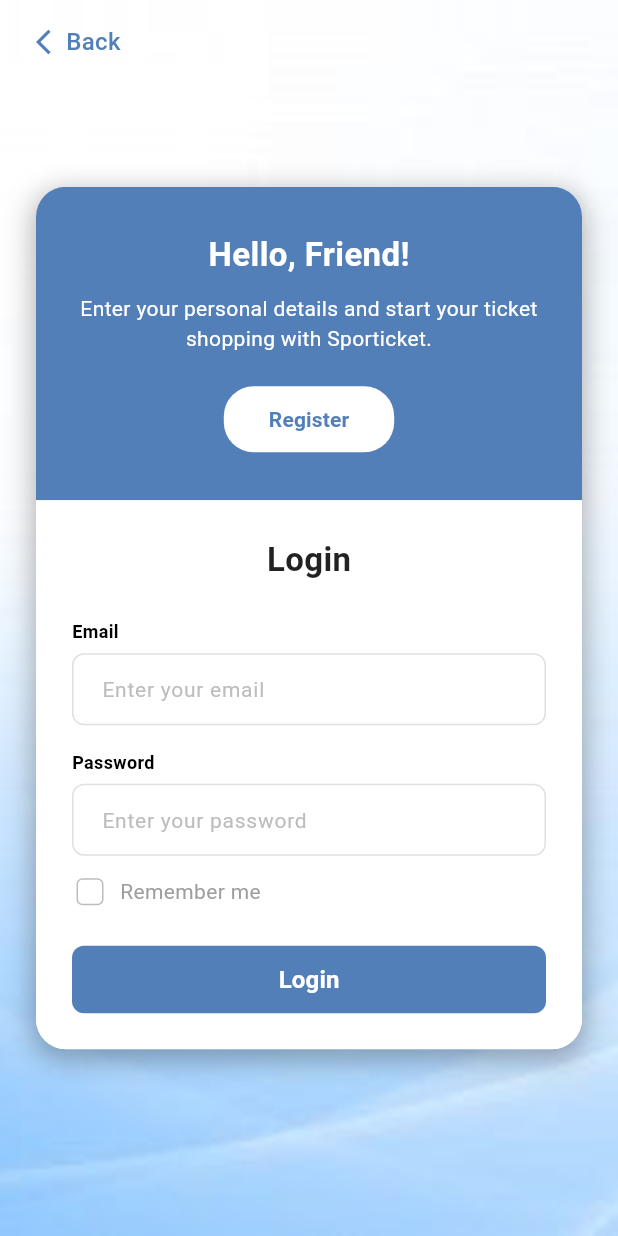
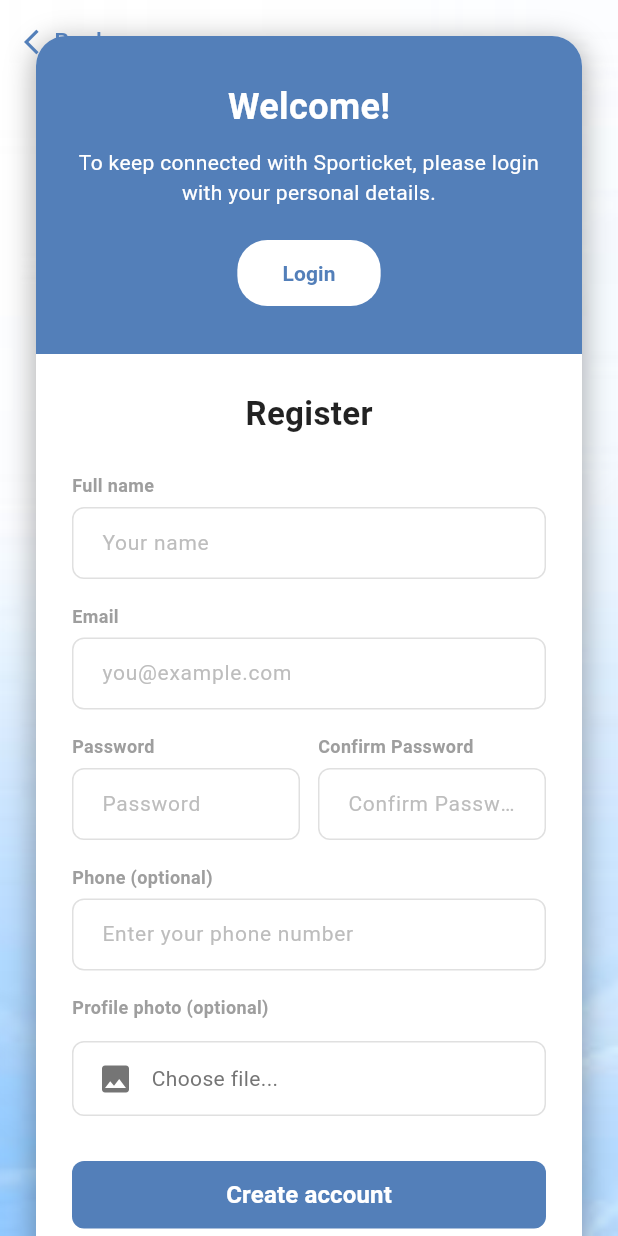
Before and after one commit to pbp-kelompok-a02/sporticket-mobile, a Flutter app: the screen it shows after launch, after a tap on "Register", on a phone screen of 412 x 824 dp. Run offline on Flutter 3.47's test engine with Material 3 defaults, Android fonts, the phone set to English and light mode, and no system bars; our stand-ins replace image_picker; missing offline and left inert: pbp_django_auth.

Commit message:
Mengimplementasikan Register

```diff
--- a/lib/screens/login_page.dart
+++ b/lib/screens/login_page.dart
@@ -1,6 +1,7 @@
 import 'package:flutter/material.dart';
 import 'package:pbp_django_auth/pbp_django_auth.dart';
 import 'package:provider/provider.dart';
+import 'package:sporticket_mobile/screens/register_page.dart';
 
 class LoginPage extends StatefulWidget {
   const LoginPage({super.key});
@@ -21,13 +22,11 @@ class _LoginPageState extends State<LoginPage> {
     final Color primaryBlue = Theme.of(context).colorScheme.primary;
 
     return Scaffold(
-      // ini agar body memanjang ke belakang AppBar agar background full screen
       extendBodyBehindAppBar: true,
-
       appBar: AppBar(
         backgroundColor: Colors.transparent,
         elevation: 0,
-        leadingWidth: 100, // agar ada space untuk tombol "Back"
+        leadingWidth: 100,
         leading: InkWell(
           onTap: () => Navigator.pop(context),
           borderRadius: BorderRadius.circular(20),
@@ -112,8 +111,7 @@ class _LoginPageState extends State<LoginPage> {
                                 const SizedBox(height: 20),
                                 ElevatedButton(
                                   onPressed: () {
-                                    // TODO: mengarah ke halaman Register
-                                    // Navigator.push(context, MaterialPageRoute(builder: (context) => const RegisterPage()));
+                                    Navigator.push(context, MaterialPageRoute(builder: (context) => const RegisterPage()));
                                   },
                                   style: ElevatedButton.styleFrom(
                                     backgroundColor: Colors.white,
@@ -210,8 +208,6 @@ class _LoginPageState extends State<LoginPage> {
                                 ),
 
                                 const SizedBox(height: 12),
-
-                                // checkbox remember me
                                 Row(
                                   children: [
                                     SizedBox(
@@ -232,9 +228,12 @@ class _LoginPageState extends State<LoginPage> {
                                       ),
                                     ),
                                     const SizedBox(width: 8),
-                                    const Text(
+                                    const Expanded(
+                                      child: Text(
                                         "Remember me",
                                         style: TextStyle(color: Colors.grey, fontSize: 14),
+                                        overflow: TextOverflow.ellipsis,
+                                      ),
                                     ),
                                   ],
                                 ),
@@ -259,31 +258,44 @@ class _LoginPageState extends State<LoginPage> {
                                       onPressed: () async {
                                         setState(() => _isLoading = true);
 
-                                        // TODO: ganti jadi link pws
+                                        try {
+                                          // TODO: ganti jd link pws
                                           final response = await request.login(
-                                          "http://10.0.2.2:8000/account/login-mobile/",
+                                            "http://127.0.0.1:8000/account/login-mobile/",
                                             {
                                               'username': _emailController.text,
                                               'password': _passwordController.text,
-                                            'remember_me': _rememberMe,
+                                              'remember_me': _rememberMe.toString(),
                                             },
                                           );
 
+                                          if (context.mounted) {
                                             setState(() => _isLoading = false);
 
                                             if (request.loggedIn) {
-                                          if (context.mounted) {
                                               ScaffoldMessenger.of(context).showSnackBar(SnackBar(
                                                 content: Text("Welcome ${response['username']}!"),
                                                 backgroundColor: Colors.green,
                                                 behavior: SnackBarBehavior.floating,
                                               ));
-                                            Navigator.pop(context);
-                                          }
+
+                                              Navigator.pushReplacement(
+                                                context,
+                                                MaterialPageRoute(builder: (context) => const LoginPage()), // Ganti ke halaman Home jika sudah ada
+                                              );
                                             } else {
-                                          if (context.mounted) {
                                               ScaffoldMessenger.of(context).showSnackBar(SnackBar(
                                                 content: Text(response['message'] ?? "Login failed"),
+                                                backgroundColor: Colors.red,
+                                                behavior: SnackBarBehavior.floating,
+                                              ));
+                                            }
+                                          }
+                                        } catch (e) {
+                                          if (context.mounted) {
+                                            setState(() => _isLoading = false);
+                                            ScaffoldMessenger.of(context).showSnackBar(SnackBar(
+                                              content: Text("Error: $e"),
                                               backgroundColor: Colors.red,
                                               behavior: SnackBarBehavior.floating,
                                             ));
--- /dev/null
+++ b/lib/screens/register_page.dart
@@ -0,0 +1,378 @@
+import 'dart:io';
+import 'package:flutter/material.dart';
+import 'package:image_picker/image_picker.dart';
+import 'package:http/http.dart' as http;
+import 'dart:convert';
+import 'package:sporticket_mobile/screens/login_page.dart';
+
+class RegisterPage extends StatefulWidget {
+  const RegisterPage({super.key});
+
+  @override
+  State<RegisterPage> createState() => _RegisterPageState();
+}
+
+class _RegisterPageState extends State<RegisterPage> {
+  final TextEditingController _nameController = TextEditingController();
+  final TextEditingController _emailController = TextEditingController();
+  final TextEditingController _phoneController = TextEditingController();
+  final TextEditingController _passwordController = TextEditingController();
+  final TextEditingController _confirmPasswordController = TextEditingController();
+
+  File? _imageFile; // variabel penyimpan file foto
+  final ImagePicker _picker = ImagePicker();
+  bool _isLoading = false;
+
+  // fungsi untuk memilih gambar dari galeri
+  Future<void> _pickImage() async {
+    final XFile? pickedFile = await _picker.pickImage(source: ImageSource.gallery); // memilih dari galeri
+    if (pickedFile != null) { // jika ada file yang dipilih
+      setState(() {
+        _imageFile = File(pickedFile.path); // simpan file ke variabel
+      });
+    }
+  }
+
+  @override
+  Widget build(BuildContext context) {
+    final Color primaryColor = Theme.of(context).colorScheme.primary;
+
+    return Scaffold(
+      extendBodyBehindAppBar: true,
+      appBar: AppBar(
+        backgroundColor: Colors.transparent,
+        elevation: 0,
+        leadingWidth: 100,
+        leading: InkWell(
+          onTap: () => Navigator.pop(context),
+          borderRadius: BorderRadius.circular(20),
+          child: Container(
+            margin: const EdgeInsets.only(left: 16, top: 8, bottom: 8),
+            child: Row(
+              mainAxisSize: MainAxisSize.min,
+              children: [
+                Icon(Icons.arrow_back_ios, color: primaryColor, size: 20),
+                Text(
+                  "Back",
+                  style: TextStyle(color: primaryColor, fontWeight: FontWeight.w500, fontSize: 16),
+                ),
+              ],
+            ),
+          ),
+        ),
+      ),
+      body: Stack(
+        children: [
+          // background image
+          Container(
+            decoration: const BoxDecoration(
+              image: DecorationImage(
+                image: AssetImage('assets/images/login-background.png'),
+                fit: BoxFit.cover,
+              ),
+            ),
+          ),
+
+          // card register
+          Center(
+            child: SingleChildScrollView(
+              padding: const EdgeInsets.all(24.0),
+              child: Column(
+                mainAxisAlignment: MainAxisAlignment.center,
+                children: [
+                  Container(
+                    width: double.infinity,
+                    decoration: BoxDecoration(
+                      color: Colors.white,
+                      borderRadius: BorderRadius.circular(20.0),
+                      boxShadow: [
+                        BoxShadow(
+                          color: Colors.black.withValues(alpha: 0.3),
+                          spreadRadius: 2,
+                          blurRadius: 15,
+                          offset: const Offset(0, 5),
+                        ),
+                      ],
+                    ),
+                    child: ClipRRect(
+                      borderRadius: BorderRadius.circular(20.0),
+                      child: Column(
+                        children: [
+                          // bagian promosi login
+                          Container(
+                            width: double.infinity,
+                            padding: const EdgeInsets.symmetric(vertical: 30, horizontal: 20),
+                            color: primaryColor,
+                            child: Column(
+                              children: [
+                                const Text(
+                                  "Welcome!",
+                                  style: TextStyle(
+                                    fontSize: 24,
+                                    fontWeight: FontWeight.bold,
+                                    color: Colors.white,
+                                  ),
+                                ),
+                                const SizedBox(height: 10),
+                                const Text(
+                                  "To keep connected with Sporticket, please login with your personal details.",
+                                  textAlign: TextAlign.center,
+                                  style: TextStyle(
+                                    fontSize: 14,
+                                    color: Colors.white,
+                                    height: 1.4,
+                                  ),
+                                ),
+                                const SizedBox(height: 20),
+                                ElevatedButton(
+                                  onPressed: () => Navigator.pop(context),
+                                  style: ElevatedButton.styleFrom(
+                                    backgroundColor: Colors.white,
+                                    foregroundColor: primaryColor,
+                                    elevation: 0,
+                                    shape: RoundedRectangleBorder(
+                                      borderRadius: BorderRadius.circular(20),
+                                    ),
+                                    padding: const EdgeInsets.symmetric(horizontal: 30, vertical: 12),
+                                  ),
+                                  child: const Text(
+                                    "Login",
+                                    style: TextStyle(fontWeight: FontWeight.bold),
+                                  ),
+                                ),
+                              ],
+                            ),
+                          ),
+
+                          // form register
+                          Container(
+                            padding: const EdgeInsets.all(24.0),
+                            color: Colors.white,
+                            child: Column(
+                              children: [
+                                const Text(
+                                  "Register",
+                                  style: TextStyle(
+                                    fontSize: 22,
+                                    fontWeight: FontWeight.bold,
+                                    color: Colors.black87,
+                                  ),
+                                ),
+                                const SizedBox(height: 24),
+
+                                _buildInputLabel("Full name"),
+                                _buildTextField(controller: _nameController, hint: "Your name", primaryColor: primaryColor),
+                                const SizedBox(height: 16),
+
+                                _buildInputLabel("Email"),
+                                _buildTextField(controller: _emailController, hint: "you@example.com", primaryColor: primaryColor),
+                                const SizedBox(height: 16),
+
+                                Row(
+                                  crossAxisAlignment: CrossAxisAlignment.start,
+                                  children: [
+                                    Expanded(
+                                      child: Column(
+                                        crossAxisAlignment: CrossAxisAlignment.start,
+                                        children: [
+                                          _buildInputLabel("Password"),
+                                          _buildTextField(controller: _passwordController, hint: "Password", primaryColor: primaryColor, isPassword: true),
+                                        ],
+                                      ),
+                                    ),
+                                    const SizedBox(width: 12),
+                                    Expanded(
+                                      child: Column(
+                                        crossAxisAlignment: CrossAxisAlignment.start,
+                                        children: [
+                                          _buildInputLabel("Confirm Password"),
+                                          _buildTextField(controller: _confirmPasswordController, hint: "Confirm Password", primaryColor: primaryColor, isPassword: true),
+                                        ],
+                                      ),
+                                    ),
+                                  ],
+                                ),
+                                const SizedBox(height: 16),
+
+                                _buildInputLabel("Phone (optional)"),
+                                _buildTextField(controller: _phoneController, hint: "Enter your phone number", primaryColor: primaryColor),
+                                const SizedBox(height: 16),
+
+                                // input foto profil
+                                _buildInputLabel("Profile photo (optional)"),
+                                const SizedBox(height: 8),
+                                InkWell(
+                                  onTap: _pickImage,
+                                  child: Container(
+                                    padding: const EdgeInsets.symmetric(horizontal: 16, vertical: 12),
+                                    decoration: BoxDecoration(
+                                      border: Border.all(color: Colors.grey.shade300),
+                                      borderRadius: BorderRadius.circular(8),
+                                    ),
+                                    child: Row(
+                                      children: [
+                                        Icon(Icons.image, color: Colors.grey.shade600),
+                                        const SizedBox(width: 12),
+                                        Expanded(
+                                          child: Text(
+                                            _imageFile != null ? _imageFile!.path.split('/').last : "Choose file...",
+                                            style: TextStyle(color: Colors.grey.shade600, fontSize: 14),
+                                            overflow: TextOverflow.ellipsis,
+                                          ),
+                                        ),
+                                        if (_imageFile != null)
+                                          const Icon(Icons.check_circle, color: Colors.green, size: 20),
+                                      ],
+                                    ),
+                                  ),
+                                ),
+
+                                const SizedBox(height: 30),
+
+                                // button register
+                                _isLoading
+                                ? const Center(child: CircularProgressIndicator())
+                                : SizedBox(
+                                    width: double.infinity,
+                                    height: 45,
+                                    child: ElevatedButton(
+                                      style: ElevatedButton.styleFrom(
+                                        backgroundColor: primaryColor,
+                                        foregroundColor: Colors.white,
+                                        elevation: 0,
+                                        shape: RoundedRectangleBorder(
+                                          borderRadius: BorderRadius.circular(8),
+                                        ),
+                                      ),
+                                      onPressed: () async {
+                                        if (_passwordController.text != _confirmPasswordController.text) {
+                                          if (context.mounted) {
+                                            ScaffoldMessenger.of(context).showSnackBar(const SnackBar(
+                                              content: Text("Passwords do not match"),
+                                              backgroundColor: Colors.red,
+                                            ));
+                                          }
+                                          return;
+                                        }
+
+                                        setState(() => _isLoading = true);
+
+                                        try {
+                                          // TODO: ganti ke link pws
+                                          var uri = Uri.parse("http://127.0.0.1:8000/account/register-mobile/");
+                                          var request = http.MultipartRequest('POST', uri);
+
+                                          // tambah fields form
+                                          request.fields['name'] = _nameController.text;
+                                          request.fields['email'] = _emailController.text;
+                                          request.fields['password'] = _passwordController.text;
+                                          request.fields['password2'] = _confirmPasswordController.text;
+                                          request.fields['phone_number'] = _phoneController.text;
+
+                                          // tambah file foto kalo ada
+                                          if (_imageFile != null) {
+                                            var pic = await http.MultipartFile.fromPath("profile_photo", _imageFile!.path);
+                                            request.files.add(pic);
+                                          }
+
+                                          // kirim request
+                                          var response = await request.send();
+
+                                          // baca response
+                                          var responseData = await response.stream.bytesToString();
+                                          var decodedResponse = jsonDecode(responseData);
+
+                                          if (context.mounted) {
+                                            setState(() => _isLoading = false);
+
+                                            if (decodedResponse['success'] == true) {
+                                              ScaffoldMessenger.of(context).showSnackBar(SnackBar(
+                                                content: Text(decodedResponse['message']),
+                                                backgroundColor: Colors.green,
+                                              ));
+                                              // redirect ke halaman login
+                                              Navigator.pushReplacement(
+                                                context,
+                                                MaterialPageRoute(builder: (context) => const LoginPage()),
+                                              );
+                                            } else {
+                                              ScaffoldMessenger.of(context).showSnackBar(SnackBar(
+                                                content: Text(decodedResponse['message'] ?? "Registration failed"),
+                                                backgroundColor: Colors.red,
+                                              ));
+                                            }
+                                          }
+                                        } catch (e) {
+                                          if (context.mounted) {
+                                            setState(() => _isLoading = false);
+                                            ScaffoldMessenger.of(context).showSnackBar(SnackBar(
+                                              content: Text("Error: $e"),
+                                              backgroundColor: Colors.red,
+                                            ));
+                                          }
+                                        }
+                                      },
+                                      child: const Text('Create account', style: TextStyle(fontSize: 16, fontWeight: FontWeight.bold)),
+                                    ),
+                                  ),
+                              ],
+                            ),
+                          ),
+                        ],
+                      ),
+                    ),
+                  ),
+                ],
+              ),
+            ),
+          ),
+        ],
+      ),
+    );
+  }
+
+  // widget helper untuk input label
+  Widget _buildInputLabel(String label) {
+    return Padding(
+      padding: const EdgeInsets.only(bottom: 6.0),
+      child: Align(
+        alignment: Alignment.centerLeft,
+        child: Text(
+          label,
+          style: const TextStyle(fontSize: 12, fontWeight: FontWeight.bold, color: Colors.grey),
+        ),
+      ),
+    );
+  }
+
+  // widget helper untuk text field
+  Widget _buildTextField({
+    required TextEditingController controller,
+    required String hint,
+    required Color primaryColor,
+    bool isPassword = false,
+  }) {
+    return TextField(
+      controller: controller,
+      obscureText: isPassword,
+      style: const TextStyle(fontSize: 14),
+      decoration: InputDecoration(
+        hintText: hint,
+        hintStyle: TextStyle(color: Colors.grey.shade400, fontSize: 14),
+        contentPadding: const EdgeInsets.symmetric(horizontal: 16, vertical: 12),
+        border: OutlineInputBorder(
+          borderRadius: BorderRadius.circular(8),
+          borderSide: BorderSide(color: Colors.grey.shade300),
+        ),
+        focusedBorder: OutlineInputBorder(
+          borderRadius: BorderRadius.circular(8),
+          borderSide: BorderSide(color: primaryColor, width: 2),
+        ),
+        enabledBorder: OutlineInputBorder(
+          borderRadius: BorderRadius.circular(8),
+          borderSide: BorderSide(color: Colors.grey.shade300),
+        ),
+      ),
+    );
+  }
+}
--- a/pubspec.yaml
+++ b/pubspec.yaml
@@ -36,6 +36,7 @@ dependencies:
   provider: ^6.1.5+1
   pbp_django_auth: ^0.4.0
   http: ^1.6.0
+  image_picker: ^1.0.7
 
 dev_dependencies:
   flutter_test:
```
Also changed, not shown: pubspec.lock, 5 other files. Lines whose indentation alone changed are shown as unchanged.
